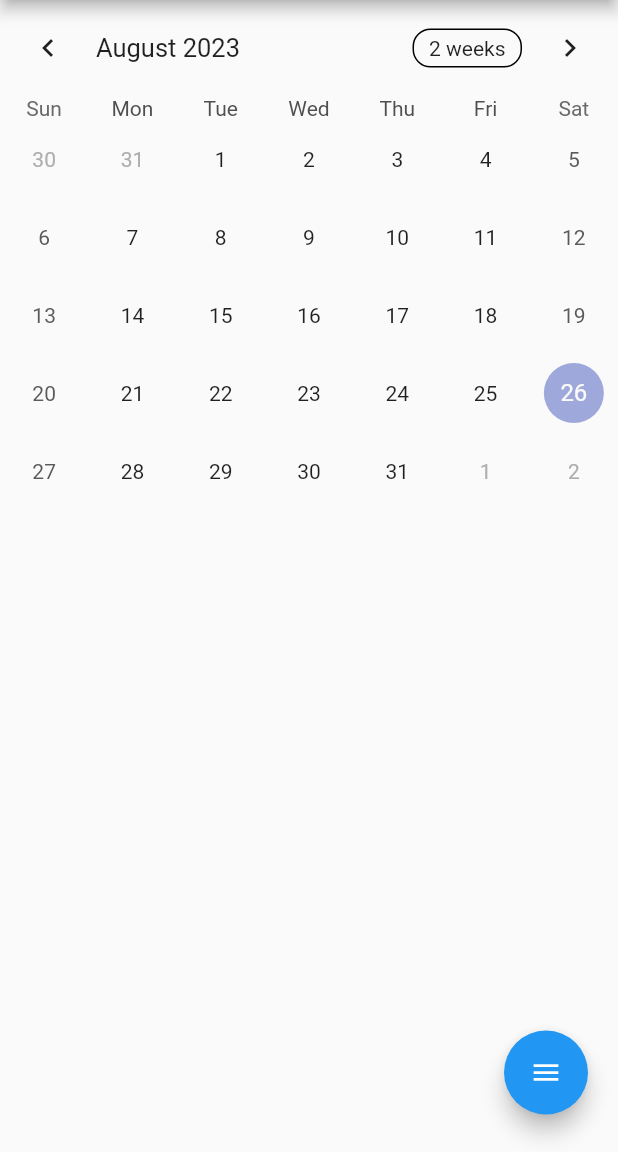
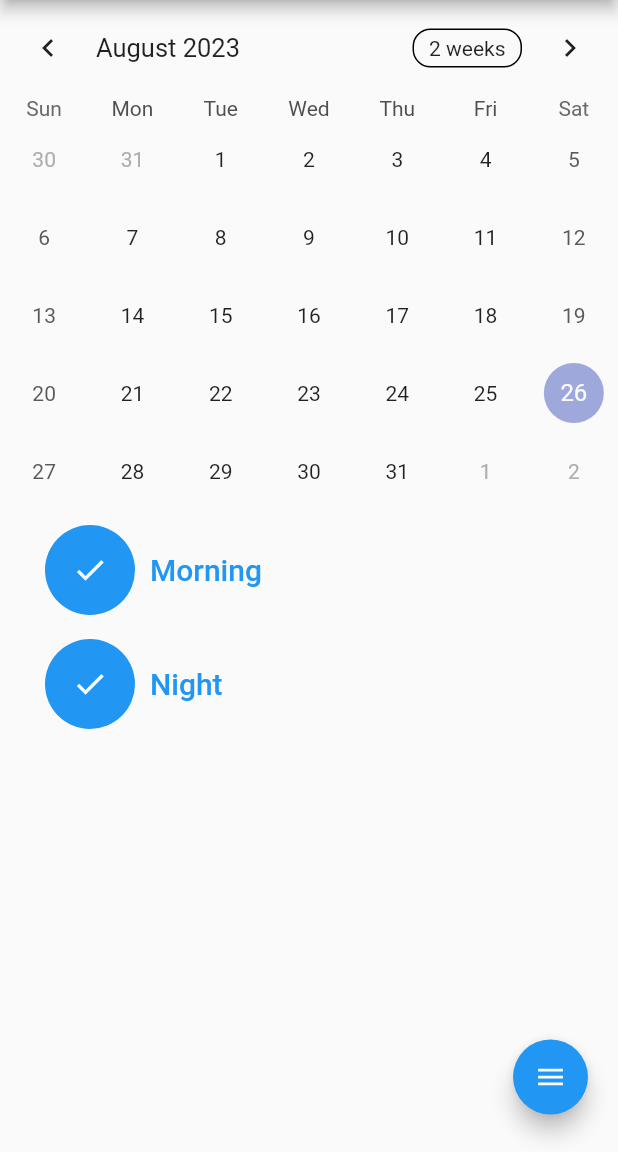
Before and after one commit to rdsarjito/brushing_teeth_reminder, a Flutter app: the screen it shows after launch, on a phone screen of 412 x 824 dp, the part 84-1236 px from its top. Run offline on Flutter 3.47's test engine with Material 2 defaults, Android fonts, the phone set to English and light mode, and no system bars; drawn by our look-alikes of flutter_speed_dial, table_calendar; our stand-ins replace flutter_datetime_picker_plus, flutter_local_notifications, get, getwidget, timezone; missing offline and left inert: qr_code_scanner.

Commit message:
Update Box Event

```diff
--- a/lib/home_page.dart
+++ b/lib/home_page.dart
@@ -4,20 +4,21 @@ import 'package:flutter/material.dart';
 import 'package:table_calendar/table_calendar.dart';
 import 'package:flutter_speed_dial/flutter_speed_dial.dart';
 
+import 'package:getwidget/getwidget.dart';
+
 import 'notification.dart';
 import 'scanner.dart';
 
 class MyHomePage extends StatefulWidget {
   final int fromOtherSide;
-  final List<Map<String, dynamic>> test;
+  final List<Map<String, dynamic>> period;
 
 
   const MyHomePage({
     Key? key,
     this.fromOtherSide = 0,
-    required this.test
+    required this.period
   }): super(key: key);
-
 
 
   @override
@@ -25,6 +26,18 @@ class MyHomePage extends StatefulWidget {
 }
 
 class _MyHomePageState extends State<MyHomePage> {
+  final List<Map<String, dynamic>> listPeriod = [
+        {
+      "idMON" : 0,
+      "Name" : "Morning",
+      "Icon": Icons.done
+    },
+    {
+      "idMON" : 1,
+      "Name" : "Night",
+      "Icon": Icons.done
+    },
+  ];
 
   @override
   void dispose(){
@@ -33,24 +46,79 @@ class _MyHomePageState extends State<MyHomePage> {
 
   @override
   Widget build(BuildContext context) {
+    listPeriod.addAll(widget.period);
     // widget.fromOtherSide
     // inspect("object");
     // inspect(widget.test);
-    print(inspect(widget.test));
+    print(inspect(listPeriod));
     return Scaffold(
       appBar: AppBar(title: const Text('Brushing Teeth Reminder')),
-      body: Stack(
-        children: [
+      body: Container(
+        // padding:EdgeInsets.all(10),
+        child: Stack(
+          children: <Widget>[
             calendarWidget(),
+            Positioned(
+              top: 350,
+              left: 30,
+              height: 200,
+              width: 250,
+              child: periodWidget(),
+            ),
             Positioned(
               bottom: 25,
               right: 20,
+              height: 50,
+              width: 50,
               child: floatingButtonMore(),
             ),
           ],
         ),
+      ),
     );
   }
+
+  Widget periodWidget() {
+    return Column(
+      children: listPeriod.map((data) {
+          return Container(
+            padding: const EdgeInsets.only(bottom: 16.0),
+            child: Row(
+              children: [
+                CircleAvatar(
+                  radius: 30,
+                  backgroundColor: Colors.blue,
+                  child: IconButton(
+                    highlightColor: Colors.blueGrey,
+                    icon: Icon(
+                      data['Icon'] ,
+                      // Icons.wb_sunny_rounded,
+                      color: Colors.white,
+                    ),
+                    onPressed: () {},
+                  ),
+                ),
+                Expanded(
+                  child: Container(
+                    margin: const EdgeInsets.only(left: 10.0),
+                    child: Text(
+                      '${data['Name']}',
+                      style: const TextStyle(
+                        fontSize: 20,
+                        color: Colors.blue,
+                        fontWeight: FontWeight.w500
+                      ),
+                    ),
+
+                  ),
+                ),
+              ]
+            ),
+          );
+        }).toList(),
+      );
+  }
+
 
   Widget calendarWidget(){
     return Column(
--- a/lib/main.dart
+++ b/lib/main.dart
@@ -25,7 +25,7 @@ class MyApp extends StatelessWidget {
         primarySwatch: Colors.blue,
       ),
       home: const MyHomePage(
-        test: []
+        period: []
         ),
     );
   }
```
Also changed, not shown: lib/scanner.dart (+28 -20 lines). Lines whose indentation alone changed are shown as unchanged.
